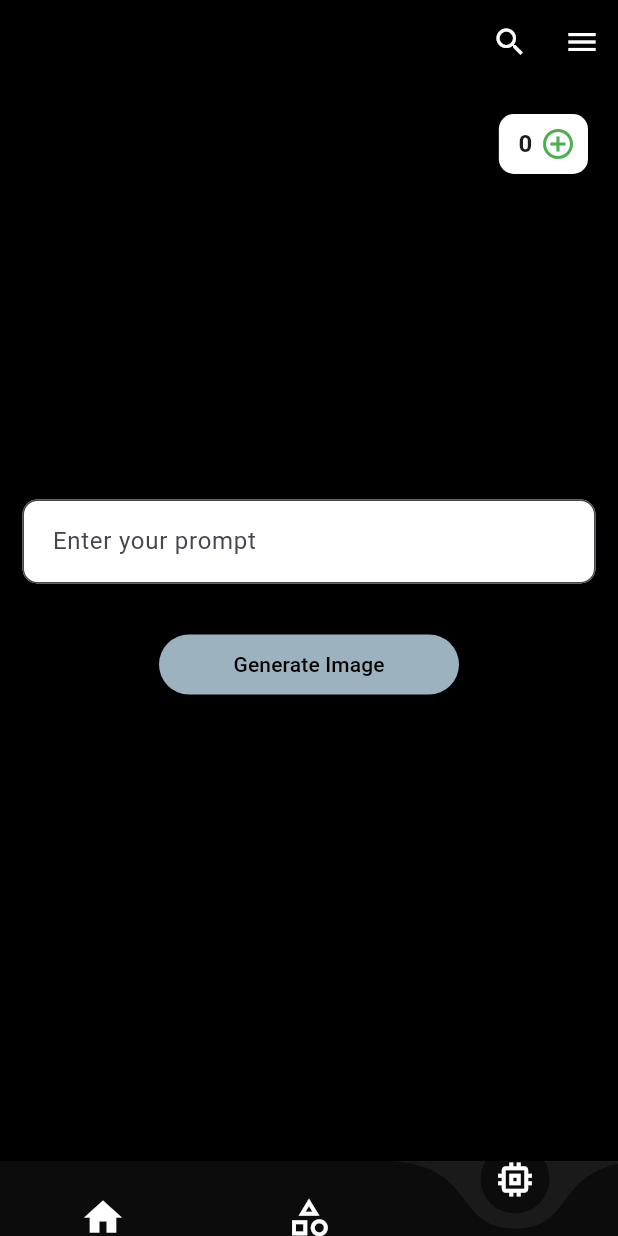
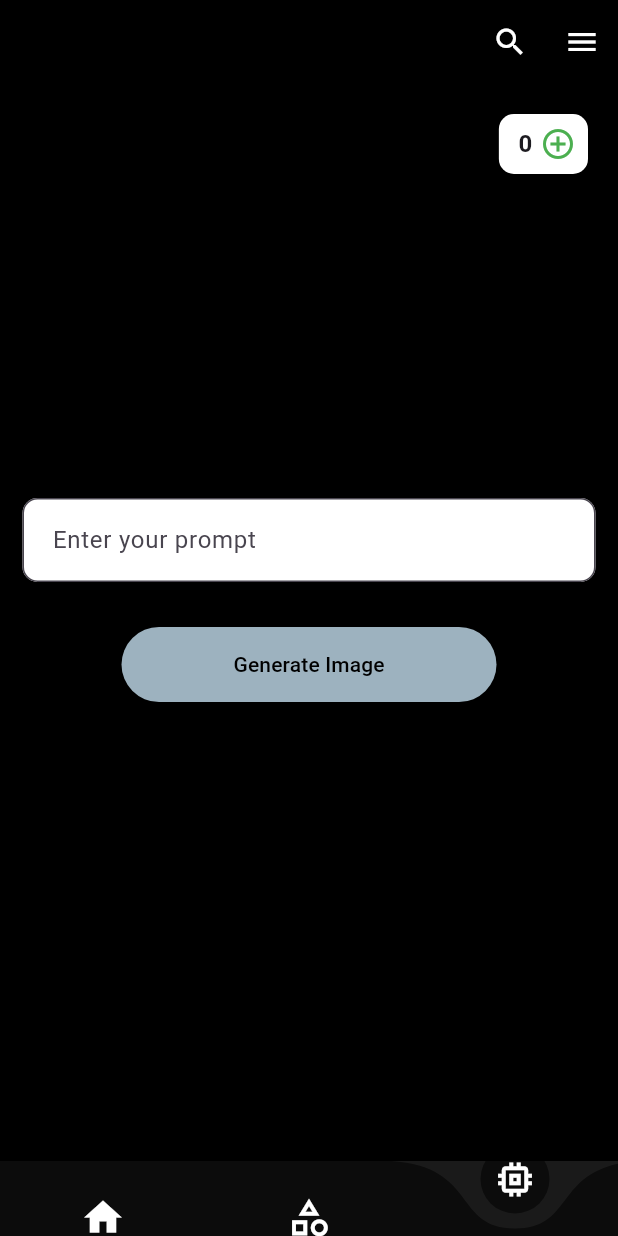
Before and after one commit to zaidkhan08/wallpix, a Flutter app: the screen it shows once a user with an empty profile is signed in, item 3 of the bottom bar chosen, on a phone screen of 412 x 824 dp. Run offline on Flutter 3.47's test engine with Material 3 defaults, Android fonts, the phone set to English and light mode, and no system bars; drawn by our look-alikes of curved_navigation_bar; our stand-ins replace cached_network_image, cloud_firestore, firebase_auth, firebase_core, flutter_cache_manager, flutter_dotenv and 3 more; missing offline and left inert: flutter_email_sender, flutter_stripe, flutter_wallpaper_manager; accounts and stored records are empty; network calls fail.

Commit message:
misc and fixed deductCoins issue in imggen.dart

```diff
--- a/lib/imggen.dart
+++ b/lib/imggen.dart
@@ -14,19 +14,19 @@ class AIApp extends StatelessWidget {
 
   @override
   Widget build(BuildContext context) => MaterialApp(
-        home: MyHomePage(),
+        home: AiPage(),
         debugShowCheckedModeBanner: false,
       );
 }
 
-class MyHomePage extends StatefulWidget {
-  const MyHomePage({Key? key}) : super(key: key);
+class AiPage extends StatefulWidget {
+  const AiPage({Key? key}) : super(key: key);
 
   @override
-  _MyHomePageState createState() => _MyHomePageState();
+  _AiPageState createState() => _AiPageState();
 }
 
-class _MyHomePageState extends State<MyHomePage> {
+class _AiPageState extends State<AiPage> {
   final textController = TextEditingController();
   final _userRepo = UserRepo(FirebaseFirestore.instance);
   final FirebaseAuth _auth = FirebaseAuth.instance;
@@ -86,16 +86,42 @@ class _MyHomePageState extends State<MyHomePage> {
 
       try {
         // Attempt image generation
-        await convertTextToImage(textController.text, context);
+        bool success = await convertTextToImage(textController.text, context);
 
-        // Deduct coins after the generation is successful
-        await _userRepo.deductCoins(userId, 50);
-        _loadUserCoins();
+        if (success) {
+          // Deduct coins after successful image generation
+          await _userRepo.deductCoins(userId, 50);
+          _loadUserCoins();
+        } else {
+          // Show an error dialog if image generation fails
+          showDialog(
+            context: context,
+            builder: (BuildContext context) {
+              return AlertDialog(
+                title: const Text("Failed to Generate Image"),
+                content: const Text(
+                    "An error occurred while generating the image."),
+                actions: [
+                  TextButton(
+                    onPressed: () {
+                      Navigator.of(context).pop();
+                    },
+                    child: const Text("OK"),
+                  ),
+                ],
+              );
+            },
+          );
+
+          // Add coins back to the user's account if image generation fails
+          await _userRepo.addCoins(userId, 50);
+          _loadUserCoins();
+        }
       } catch (e) {
-        // If image generation fails, show an error dialog
         showDialog(
           context: context,
           builder: (BuildContext context) {
+
             return AlertDialog(
               title: const Text("Failed to Generate Image"),
               content:
@@ -112,10 +138,10 @@ class _MyHomePageState extends State<MyHomePage> {
           },
         );
 
+
         // If the coins have been deducted, add them back to avoid losing coins
         if (coins < initialCoins) {
-          await _userRepo.addCoins(userId, 50);
-          _loadUserCoins();
+          print("$coins < $initialCoins");
         }
       } finally {
         setState(() {
@@ -146,10 +172,10 @@ class _MyHomePageState extends State<MyHomePage> {
 
   @override
   Widget build(BuildContext context) {
-    return SafeArea(
-      child: Scaffold(
-        backgroundColor: Colors.black,
-        body: Center(
+    return Scaffold(
+      backgroundColor: Colors.black,
+      body: SafeArea(
+        child: Center(
           child: Stack(
             children: [
               Padding(
@@ -174,7 +200,8 @@ class _MyHomePageState extends State<MyHomePage> {
                       height: 30,
                     ),
                     SizedBox(
-                      width: 200,
+                      width: 250,
+                      height: 50,
                       child: ElevatedButton(
                         style: ElevatedButton.styleFrom(
                           backgroundColor: const Color(0XFF9DB2BF),
@@ -182,10 +209,12 @@ class _MyHomePageState extends State<MyHomePage> {
                         onPressed: generateImage,
                         child: isGenerating
                             ? const SizedBox(
-                                height: 15,
-                                width: 70,
-                                child: CircularProgressIndicator(
-                                    color: Colors.black))
+                                height: 25,
+                                width: 25,
+                                child: Center(
+                                  child: CircularProgressIndicator(
+                                      color: Colors.black),
+                                ))
                             : const Text('Generate Image',
                                 style: TextStyle(color: Colors.black)),
                       ),
--- a/lib/login.dart
+++ b/lib/login.dart
@@ -2,7 +2,6 @@ import 'package:firebase_auth/firebase_auth.dart';
 import 'package:flutter/cupertino.dart';
 import 'package:flutter/material.dart';
 import 'package:flutter/widgets.dart';
-import 'package:google_fonts/google_fonts.dart';
 import 'package:walllhang/Widgets/button_tile.dart';
 import 'package:walllhang/Widgets/my_button.dart';
 import 'package:walllhang/Widgets/my_textField.dart';
@@ -213,7 +212,7 @@ class _loginPageState extends State<loginPage> {
                     // google sign in
                     button_tile(
                         imagePath: 'lib/images/google.png',
-                      text: 'login with Google',
+                      text: 'Sign In with Google',
                       onTap: () =>  AuthService().signInWithGoogle(),
                     ),
 
--- a/lib/register.dart
+++ b/lib/register.dart
@@ -202,7 +202,7 @@ class _registerPageState extends State<registerPage> {
                     // google sign in
                     button_tile(
                         imagePath: 'lib/images/google.png',
-                      text: 'register with Google',
+                      text: 'Sign Up with Google',
                       onTap: () => AuthService().signInWithGoogle(),
                     ),
 
--- a/pubspec.yaml
+++ b/pubspec.yaml
@@ -61,7 +61,7 @@ dependencies:
   cached_network_image: ^3.3.1
   flutter_email_sender: ^6.0.2
   flutter_stripe: ^10.1.1
-  flutter_bloc: ^8.1.5
+  #flutter_bloc: ^8.1.5,
   equatable: ^2.0.5
   flutter_dotenv: ^5.1.0
 
```
Also changed, not shown: lib/all_images.dart (+2 -11 lines), lib/api/rest.dart (+2 -5 lines), lib/plans.dart (+2 -5 lines), pubspec.lock.
